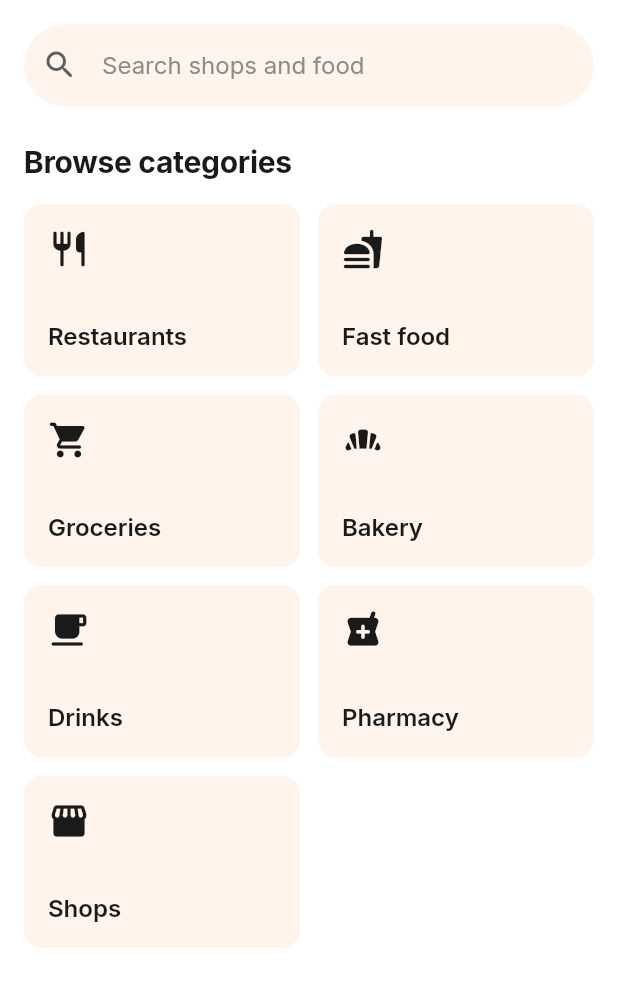
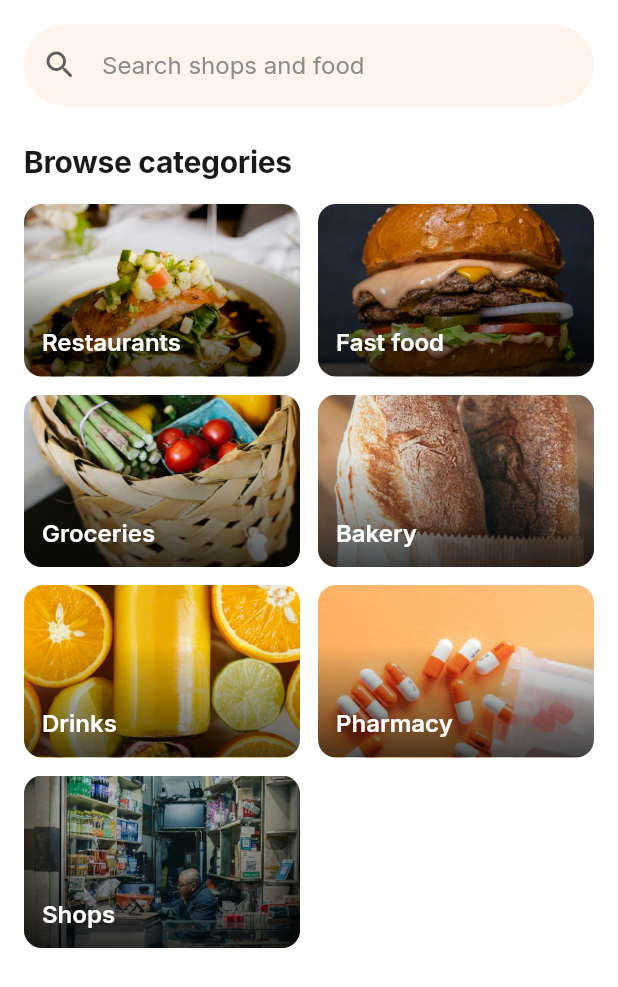
Before and after one commit to Starksido/SokoFetch, a Flutter app: the BrowseScreen screen opened directly, on a phone screen of 412 x 824 dp. Shown: the top 987 px of the screen. Run offline on Flutter 3.47's test engine with Material 3 defaults, Android fonts, the phone set to English and light mode, and no system bars; our stand-ins replace audioplayers, cached_network_image, dio, fl_chart, flutter_rating_bar, flutter_riverpod and 11 more; accounts and stored records are empty; network calls fail.

Commit message:
Category photos on Home and Browse
Bundle a free-licence Unsplash photo per shop category (credits in
assets/categories/CREDITS.md). The Home rail shows round photos with an
orange ring on the selected one; Browse shows photo cards with the name
over a dark fade. Test that every photo is bundled and that Browse lays
out at every size.

Co-Authored-By: Claude Opus 5.5 <noreply@anthropic.com>

```diff
--- a/apps/soko_fetch/lib/features/customer/screens/browse/browse_screen.dart
+++ b/apps/soko_fetch/lib/features/customer/screens/browse/browse_screen.dart
@@ -154,24 +154,41 @@ class _CategoryGrid extends StatelessWidget {
           childAspectRatio: 1.6,
           children: [
             for (final c in kShopCategories)
-              Material(
-                color: SfColors.surface2,
+              ClipRRect(
                 borderRadius: SfRadius.mdAll,
-                child: InkWell(
-                  borderRadius: SfRadius.mdAll,
-                  onTap: () => onSelected(c.value),
-                  child: Padding(
-                    padding: const EdgeInsets.all(SfSpace.md),
-                    child: Column(
-                      crossAxisAlignment: CrossAxisAlignment.start,
-                      mainAxisAlignment: MainAxisAlignment.spaceBetween,
-                      children: [
-                        Icon(c.icon, size: 28),
-                        Text(c.label, style: text.titleSmall),
-                      ],
+                child: Stack(fit: StackFit.expand, children: [
+                  c.image == null
+                      ? const ColoredBox(color: SfColors.surface2)
+                      : Image.asset(c.image!,
+                          fit: BoxFit.cover,
+                          cacheWidth: 480,
+                          errorBuilder: (_, __, ___) =>
+                              const ColoredBox(color: SfColors.surface2)),
+                  // Dark fade at the bottom so the name stays readable
+                  const DecoratedBox(
+                    decoration: BoxDecoration(
+                      gradient: LinearGradient(
+                        begin: Alignment.topCenter,
+                        end: Alignment.bottomCenter,
+                        stops: [0.35, 1],
+                        colors: [Colors.transparent, Color(0xB3000000)],
+                      ),
                     ),
                   ),
-                ),
+                  Positioned(
+                    left: SfSpace.sm,
+                    right: SfSpace.sm,
+                    bottom: SfSpace.sm,
+                    child: Text(c.label,
+                        maxLines: 1,
+                        overflow: TextOverflow.ellipsis,
+                        style: text.titleSmall!.copyWith(color: Colors.white)),
+                  ),
+                  Material(
+                    type: MaterialType.transparency,
+                    child: InkWell(onTap: () => onSelected(c.value)),
+                  ),
+                ]),
               ),
           ],
         ),
--- a/apps/soko_fetch/lib/features/customer/widgets/categories.dart
+++ b/apps/soko_fetch/lib/features/customer/widgets/categories.dart
@@ -1,21 +1,38 @@
 import 'package:flutter/material.dart';
+
+import '../../../core/ui/ui.dart';
 
 /// Shop categories. Values must match MerchantCategory on the backend.
 class ShopCategory {
-  const ShopCategory(this.value, this.label, this.icon);
+  const ShopCategory(this.value, this.label, this.icon, [this.image]);
   final String value;
   final String label;
   final IconData icon;
+
+  /// Bundled photo (assets/categories, credits in CREDITS.md there).
+  final String? image;
 }
 
+const _photos = 'assets/categories';
+
+/// Photo for the "All" tile.
+const kAllCategoriesImage = '$_photos/all.jpg';
+
 const kShopCategories = [
-  ShopCategory('restaurant', 'Restaurants', Icons.restaurant_rounded),
-  ShopCategory('fast_food', 'Fast food', Icons.fastfood_rounded),
-  ShopCategory('grocery', 'Groceries', Icons.local_grocery_store_rounded),
-  ShopCategory('bakery', 'Bakery', Icons.bakery_dining_rounded),
-  ShopCategory('beverages', 'Drinks', Icons.local_cafe_rounded),
-  ShopCategory('pharmacy', 'Pharmacy', Icons.local_pharmacy_rounded),
-  ShopCategory('general', 'Shops', Icons.storefront_rounded),
+  ShopCategory('restaurant', 'Restaurants', Icons.restaurant_rounded,
+      '$_photos/restaurant.jpg'),
+  ShopCategory('fast_food', 'Fast food', Icons.fastfood_rounded,
+      '$_photos/fast_food.jpg'),
+  ShopCategory('grocery', 'Groceries', Icons.local_grocery_store_rounded,
+      '$_photos/grocery.jpg'),
+  ShopCategory('bakery', 'Bakery', Icons.bakery_dining_rounded,
+      '$_photos/bakery.jpg'),
+  ShopCategory('beverages', 'Drinks', Icons.local_cafe_rounded,
+      '$_photos/beverages.jpg'),
+  ShopCategory('pharmacy', 'Pharmacy', Icons.local_pharmacy_rounded,
+      '$_photos/pharmacy.jpg'),
+  ShopCategory('general', 'Shops', Icons.storefront_rounded,
+      '$_photos/general.jpg'),
 ];
 
 ShopCategory categoryOf(String value) => kShopCategories.firstWhere(
@@ -31,3 +48,31 @@ String _titleCase(String raw) => raw
 
 /// "Vegetables", "Main dishes"... from a menu category value.
 String menuCategoryLabel(String raw) => raw.isEmpty ? 'Menu' : _titleCase(raw);
+
+/// Round category photo; the icon on a cream disc if the photo is missing.
+class CategoryPhoto extends StatelessWidget {
+  const CategoryPhoto({super.key, required this.image, required this.icon});
+
+  final String? image;
+  final IconData icon;
+
+  @override
+  Widget build(BuildContext context) {
+    final fallback = DecoratedBox(
+      decoration:
+          const BoxDecoration(color: SfColors.surface2, shape: BoxShape.circle),
+      child: Center(child: Icon(icon, color: SfColors.accentStrong, size: 26)),
+    );
+    if (image == null) return fallback;
+    return ClipOval(
+      child: Image.asset(
+        image!,
+        fit: BoxFit.cover,
+        width: double.infinity,
+        height: double.infinity,
+        cacheWidth: 192, // 64 px at 3x; keeps memory small
+        errorBuilder: (_, __, ___) => fallback,
+      ),
+    );
+  }
+}
--- a/apps/soko_fetch/pubspec.yaml
+++ b/apps/soko_fetch/pubspec.yaml
@@ -44,6 +44,9 @@ dev_dependencies:
 flutter:
   uses-material-design: true
 
+  assets:
+    - assets/categories/         # Category photos (credits in CREDITS.md there)
+
   fonts:
     - family: Inter                # assets/fonts/Inter-LICENSE.txt (SIL OFL 1.1)
       fonts:
```
Also changed, not shown: apps/soko_fetch/lib/features/customer/screens/home/home_screen.dart (+14 -11 lines), apps/soko_fetch/assets/categories/all.jpg (added), apps/soko_fetch/assets/categories/bakery.jpg (added), apps/soko_fetch/assets/categories/beverages.jpg (added), apps/soko_fetch/assets/categories/fast_food.jpg (added), apps/soko_fetch/assets/categories/general.jpg (added), apps/soko_fetch/assets/categories/grocery.jpg (added), apps/soko_fetch/assets/categories/pharmacy.jpg (added), apps/soko_fetch/assets/categories/restaurant.jpg (added), 2 other files.
